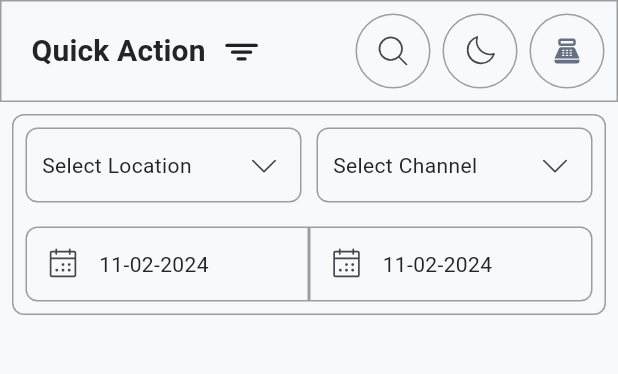
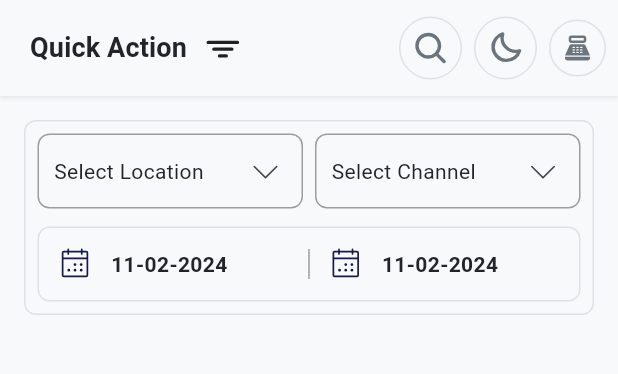
Before and after one commit to hkdigiverse2108/ERP-Application, a Flutter app: the Home screen opened by its route, on a phone screen of 412 x 824 dp, the part 84-458 px from its top. Run offline on Flutter 3.47's test engine with Material 3 defaults, Android fonts, the phone set to English and light mode, and no system bars; our stand-ins replace flutter_svg, gap, get, get_storage, phosphor_flutter; accounts and stored records are empty.

Commit message:
UI improvements and custom widget creation.

```diff
--- a/lib/app/app_pages.dart
+++ b/lib/app/app_pages.dart
@@ -6,7 +6,6 @@ import 'package:ai_setu/modules/splash/bindings/splash_bindings.dart';
 import 'package:get/get.dart';
 import 'package:ai_setu/app/app_routes.dart';
 import 'package:ai_setu/modules/splash/views/splash.dart';
-import 'package:flutter/material.dart';
 
 class AppPages {
   static const initial = Routes.splash;
--- a/lib/core/constants/colors.dart
+++ b/lib/core/constants/colors.dart
@@ -15,6 +15,9 @@ class AppColors {
   static const Color lightTextPrimary = Color(0xFF212529);
   static const Color lightTextSecondary = Color(0xFF6C757D);
   static const Color lightBorder = Color(0xFFDEE2E6);
+  static const Color lightShadow = Color(0xFFDEE2E6);
+  static const Color lightIconPrimary = Color(0xFF212529);
+  static const Color lightIconSecondary = Color(0xFF6C757D);
 
   // Dark Theme Colors
   static const Color darkBackground = Color(0xFF121212);
@@ -22,6 +25,9 @@ class AppColors {
   static const Color darkTextPrimary = Color(0xFFE9ECEF);
   static const Color darkTextSecondary = Color(0xFFADB5BD);
   static const Color darkBorder = Color(0xFF2C2C2C);
+  static const Color darkShadow = Color(0xFF2C2C2C);
+  static const Color darkIconPrimary = Color(0xFFE9ECEF);
+  static const Color darkIconSecondary = Color(0xFFADB5BD);
 
   // Status Colors
   static const Color success = Color(0xFF28A745);
--- a/lib/core/constants/sizes.dart
+++ b/lib/core/constants/sizes.dart
@@ -52,6 +52,9 @@ class Sizes {
   static double textSizeCustom(double textSize) => textSize;
 
   // space Size
+  static const double def = 16.0;
   static const double smallSpace = 8.0;
   static const double fieldSpace = 12.0;
+  static const double defVerticalSpace = 14.0;
+  static const double defHorizontalSpace = 12.0;
 }
--- a/lib/modules/home/views/home.dart
+++ b/lib/modules/home/views/home.dart
@@ -1,8 +1,11 @@
 import 'package:ai_setu/core/constants/colors.dart';
 import 'package:ai_setu/core/constants/images.dart';
+import 'package:ai_setu/core/constants/sizes.dart';
 import 'package:ai_setu/core/constants/strings.dart';
 import 'package:ai_setu/core/helper/text_helper.dart';
-import 'package:ai_setu/quick_action/views/quick_action.dart';
+import 'package:ai_setu/shared/quick_action/views/quick_action.dart';
+import 'package:ai_setu/shared/widgets/containers/border_container.dart';
+import 'package:ai_setu/shared/widgets/date_section.dart';
 import 'package:flutter/material.dart';
 import 'package:flutter_svg/flutter_svg.dart';
 import 'package:gap/gap.dart';
@@ -43,17 +46,11 @@ class Home extends StatelessWidget {
         children: [
           QuickAction(),
           Padding(
-            padding: const EdgeInsets.all(8.0),
-            child: Container(
-              decoration: BoxDecoration(
-                border: Border.all(color: Colors.grey),
-                borderRadius: BorderRadius.circular(8),
-              ),
+            padding: EdgeInsets.all(Sizes.paddingM),
+            child: BorderContainer(
               child: Column(
                 children: [
-                  Padding(
-                    padding: const EdgeInsets.all(8.0),
-                    child: Row(
+                  Row(
                     children: [
                       Expanded(
                         child: Container(
@@ -74,7 +71,7 @@ class Home extends StatelessWidget {
                           ),
                         ),
                       ),
-                        Gap(10),
+                      Gap(Sizes.smallSpace),
                       Expanded(
                         child: Container(
                           decoration: BoxDecoration(
@@ -96,54 +93,8 @@ class Home extends StatelessWidget {
                       ),
                     ],
                   ),
-                  ),
-                  Padding(
-                    padding: const EdgeInsets.all(8.0),
-                    child: Row(
-                      children: [
-                        Expanded(
-                          child: Container(
-                            decoration: BoxDecoration(
-                              border: Border.all(color: Colors.grey),
-                              borderRadius: const BorderRadius.only(
-                                topLeft: Radius.circular(8),
-                                bottomLeft: Radius.circular(8),
-                              ),
-                            ),
-                            child: Row(
-                              children: [
-                                IconButton(
-                                  onPressed: () {},
-                                  icon: Icon(PhosphorIconsLight.calendarDots),
-                                ),
-                                const Text("11-02-2024"),
-                              ],
-                            ),
-                          ),
-                        ),
-                        Expanded(
-                          child: Container(
-                            decoration: BoxDecoration(
-                              border: Border.all(color: Colors.grey),
-                              borderRadius: const BorderRadius.only(
-                                topRight: Radius.circular(8),
-                                bottomRight: Radius.circular(8),
-                              ),
-                            ),
-                            child: Row(
-                              children: [
-                                IconButton(
-                                  onPressed: () {},
-                                  icon: Icon(PhosphorIconsLight.calendarDots),
-                                ),
-                                const Text("11-02-2024"),
-                              ],
-                            ),
-                          ),
-                        ),
-                      ],
-                    ),
-                  ),
+                  Gap(Sizes.defHorizontalSpace),
+                  DateSection(),
                 ],
               ),
             ),
--- a/lib/quick_action/views/quick_action.dart
+++ /dev/null
@@ -1,61 +0,0 @@
-import 'package:ai_setu/core/constants/images.dart';
-import 'package:ai_setu/core/helper/text_helper.dart';
-import 'package:flutter/material.dart';
-import 'package:flutter_svg/flutter_svg.dart';
-import 'package:gap/gap.dart';
-import 'package:get/route_manager.dart';
-import 'package:phosphor_flutter/phosphor_flutter.dart';
-
-class QuickAction extends StatelessWidget {
-  const QuickAction({super.key});
-
-  @override
-  Widget build(BuildContext context) {
-    return Container(
-      decoration: BoxDecoration(border: Border.all(color: Colors.grey)),
-      padding: EdgeInsets.symmetric(horizontal: 8, vertical: 8),
-      child: Row(
-        children: [
-          TextButton(
-            onPressed: () {},
-            child: Text("Quick Action", style: TextHelper.h3),
-          ),
-          Icon(PhosphorIconsBold.funnelSimple),
-          Spacer(),
-          Container(
-            decoration: BoxDecoration(
-              border: Border.all(color: Colors.grey),
-              shape: BoxShape.circle,
-            ),
-            child: IconButton(
-              onPressed: () {},
-              icon: Icon(PhosphorIconsLight.magnifyingGlass),
-            ),
-          ),
-          Gap(8),
-          Container(
-            decoration: BoxDecoration(
-              border: Border.all(color: Colors.grey),
-              shape: BoxShape.circle,
-            ),
-            child: IconButton(
-              onPressed: () {},
-              icon: Icon(PhosphorIconsLight.moon),
-            ),
-          ),
-          Gap(8),
-          Container(
-            decoration: BoxDecoration(
-              border: Border.all(color: Colors.grey),
-              shape: BoxShape.circle,
-            ),
-            child: IconButton(
-              onPressed: () {},
-              icon: SvgPicture.asset(AppIcons.cashCounter),
-            ),
-          ),
-        ],
-      ),
-    );
-  }
-}
--- /dev/null
+++ b/lib/shared/quick_action/views/quick_action.dart
@@ -0,0 +1,98 @@
+import 'package:ai_setu/core/constants/colors.dart';
+import 'package:ai_setu/core/constants/images.dart';
+import 'package:ai_setu/core/constants/sizes.dart';
+import 'package:ai_setu/core/helper/text_helper.dart';
+import 'package:ai_setu/core/services/theme_service.dart';
+import 'package:flutter/material.dart';
+import 'package:flutter_svg/flutter_svg.dart';
+import 'package:gap/gap.dart';
+import 'package:phosphor_flutter/phosphor_flutter.dart';
+
+class QuickAction extends StatelessWidget {
+  const QuickAction({super.key});
+
+  @override
+  Widget build(BuildContext context) {
+    return Container(
+      decoration: BoxDecoration(
+        boxShadow: [
+          BoxShadow(
+            spreadRadius: 1,
+            blurRadius: 2,
+            color: ThemeService().isDarkMode
+                ? AppColors.darkShadow
+                : AppColors.lightShadow,
+          ),
+        ],
+        color: ThemeService().isDarkMode
+            ? AppColors.darkBackground
+            : AppColors.lightBackground,
+      ),
+      padding: EdgeInsets.symmetric(horizontal: 8, vertical: 8),
+      child: Row(
+        children: [
+          TextButton(
+            onPressed: () {},
+            child: Text(
+              "Quick Action",
+              style: TextHelper.h4.copyWith(fontWeight: FontWeight.bold),
+            ),
+          ),
+          Icon(PhosphorIconsBold.funnelSimple),
+          Spacer(),
+          _buildRoundedIconButton(
+            icon: PhosphorIconsBold.magnifyingGlass,
+            onPressed: () {},
+          ),
+          Gap(8),
+          _buildRoundedIconButton(
+            icon: PhosphorIconsBold.moon,
+            onPressed: () {},
+          ),
+          Gap(8),
+          _buildRoundedIconButton(
+            icon: null,
+            svg: AppIcons.cashCounter,
+            onPressed: () {},
+          ),
+        ],
+      ),
+    );
+  }
+}
+
+Widget _buildRoundedIconButton({
+  String? svg,
+  IconData? icon,
+  required VoidCallback onPressed,
+}) {
+  return GestureDetector(
+    child: Container(
+      decoration: BoxDecoration(
+        border: Border.all(
+          color: ThemeService().isDarkMode
+              ? AppColors.darkBorder
+              : AppColors.lightBorder,
+        ),
+        shape: BoxShape.circle,
+      ),
+      padding: EdgeInsets.all(Sizes.paddingS),
+      child: svg != null
+          ? SvgPicture.asset(
+              svg,
+              colorFilter: ColorFilter.mode(
+                ThemeService().isDarkMode
+                    ? AppColors.darkIconSecondary
+                    : AppColors.lightIconSecondary,
+                BlendMode.srcIn,
+              ),
+            )
+          : Icon(
+              icon,
+              color: ThemeService().isDarkMode
+                  ? AppColors.darkIconSecondary
+                  : AppColors.lightIconSecondary,
+            ),
+    ),
+  );
+}
--- /dev/null
+++ b/lib/shared/widgets/containers/border_container.dart
@@ -0,0 +1,36 @@
+import 'package:ai_setu/core/constants/colors.dart';
+import 'package:ai_setu/core/constants/sizes.dart';
+import 'package:ai_setu/core/services/theme_service.dart';
+import 'package:flutter/material.dart';
+
+class BorderContainer extends StatelessWidget {
+  final Widget? child;
+  final double? height;
+  final double? width;
+  final EdgeInsets? padding;
+  const BorderContainer({
+    super.key,
+    this.child,
+    this.padding,
+    this.height,
+    this.width,
+  });
+
+  @override
+  Widget build(BuildContext context) {
+    return Container(
+      height: height,
+      width: width,
+      decoration: BoxDecoration(
+        border: Border.all(
+          color: ThemeService().isDarkMode
+              ? AppColors.darkBorder
+              : AppColors.lightBorder,
+        ),
+        borderRadius: BorderRadius.circular(Sizes.borderRadiusM),
+      ),
+      padding: padding ?? EdgeInsets.all(Sizes.paddingS),
+      child: child,
+    );
+  }
+}
--- /dev/null
+++ b/lib/shared/widgets/date_section.dart
@@ -0,0 +1,45 @@
+import 'package:ai_setu/core/constants/colors.dart';
+import 'package:ai_setu/core/helper/text_helper.dart';
+import 'package:ai_setu/core/services/theme_service.dart';
+import 'package:ai_setu/shared/widgets/containers/border_container.dart';
+import 'package:flutter/material.dart';
+import 'package:phosphor_flutter/phosphor_flutter.dart';
+
+class DateSection extends StatelessWidget {
+  const DateSection({super.key});
+
+  @override
+  Widget build(BuildContext context) {
+    return BorderContainer(
+      padding: EdgeInsets.zero,
+      child: Row(
+        children: [
+          _dateButton(date: "11-02-2024"),
+          Container(width: 1, height: 20, color: Colors.grey),
+          _dateButton(date: "11-02-2024"),
+        ],
+      ),
+    );
+  }
+}
+
+Widget _dateButton({required String date, VoidCallback? onPressed}) {
+  return Expanded(
+    child: Row(
+      mainAxisAlignment: MainAxisAlignment.start,
+      children: [
+        IconButton(
+          padding: EdgeInsets.zero,
+          onPressed: onPressed,
+          icon: Icon(
+            PhosphorIconsLight.calendarDots,
+            color: ThemeService().isDarkMode
+                ? AppColors.primaryDark
+                : AppColors.primaryLight,
+          ),
+        ),
+        Text(date, style: TextHelper.bodyBold),
+      ],
+    ),
+  );
+}
```
Lines whose indentation alone changed are shown as unchanged.
